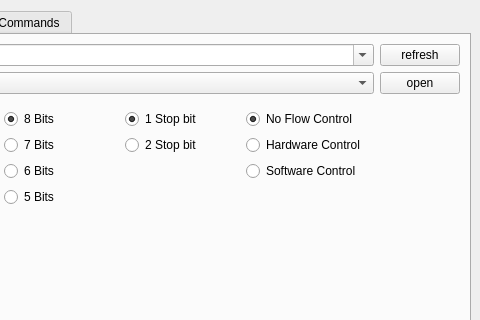
The window that lib/main_window/main_window.ui (hhk7734/pyside2_serial) describes before a commit, drawn with Qt 5; both pictures show x 146 to 626 and y 0 to 320 of the 626 by 640 pixel window.
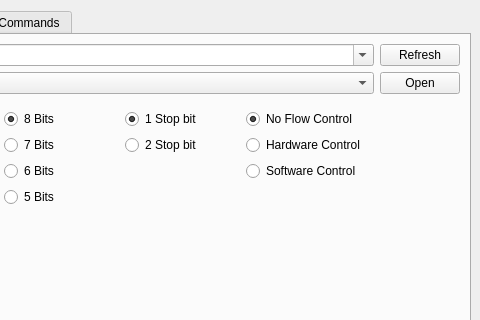
The same window after the commit.

Commit message: main_window: ui: correct text

Diff of the .ui file:
```diff
--- a/lib/main_window/main_window.ui
+++ b/lib/main_window/main_window.ui
@@ -32,7 +32,7 @@
             <item row="0" column="1">
              <widget class="QPushButton" name="portRefreshPushButton">
               <property name="text">
-               <string>refresh</string>
+               <string>Refresh</string>
               </property>
              </widget>
             </item>
@@ -218,7 +218,7 @@
             <item row="1" column="1">
              <widget class="QPushButton" name="portOpenPushButton">
               <property name="text">
-               <string>open</string>
+               <string>Open</string>
               </property>
              </widget>
             </item>
```
Left out of the diff: 2 changed lines with no effect on the pictures.
